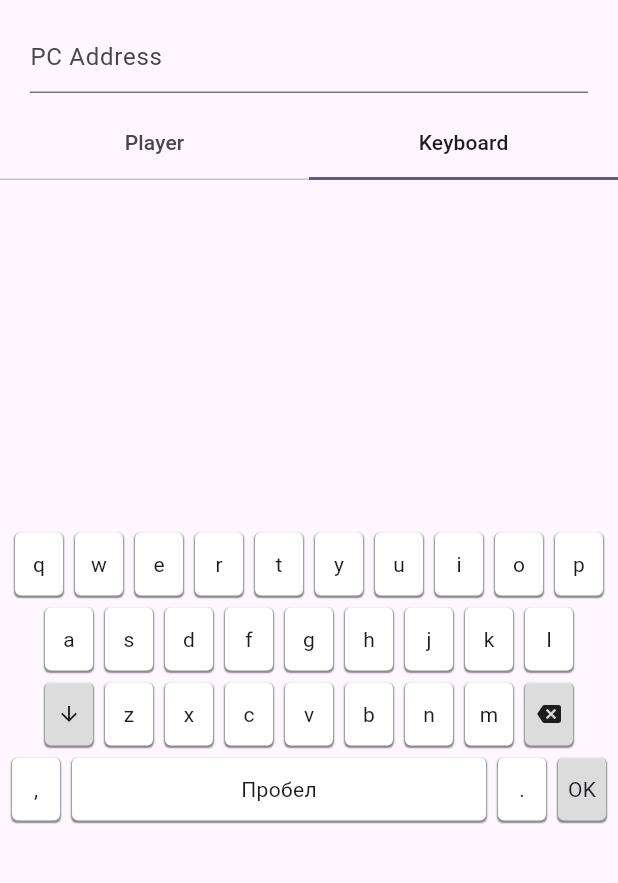
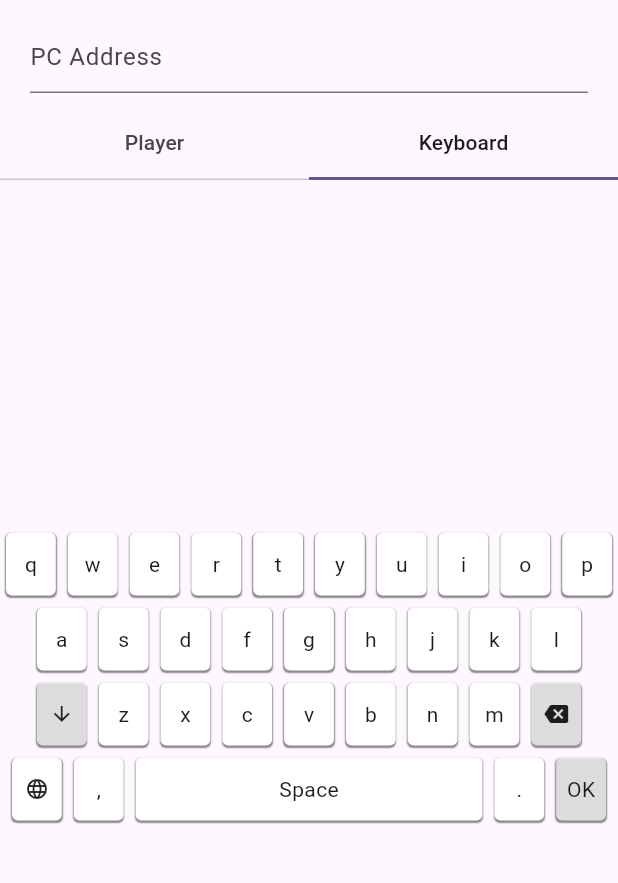
Before and after one commit to bytes7bytes7/remote_control, a Flutter app: the screen it shows after launch, tab 2 chosen, on a phone screen of 412 x 824 dp, the part 63-946 px from its top. Run offline on Flutter 3.47's test engine with Material 2 defaults, Android fonts, the phone set to English and light mode, and no system bars; our stand-ins replace dio, flutter_bloc, freezed_annotation.

Commit message:
add language

```diff
--- a/lib/bloc/keyboard/keyboard_bloc.dart
+++ b/lib/bloc/keyboard/keyboard_bloc.dart
@@ -2,6 +2,7 @@ import 'package:flutter_bloc/flutter_bloc.dart';
 import 'package:freezed_annotation/freezed_annotation.dart';
 
 import '../signal/signal_bloc.dart';
+import 'keyboard_language.dart';
 
 part 'keyboard_event.dart';
 
@@ -21,6 +22,7 @@ class KeyboardBloc extends Bloc<KeyboardEvent, KeyboardState> {
   ) : super(const KeyboardState()) {
     on<_TextEditedEvent>(_onTextEdited);
     on<_ShirtPressedEvent>(_onShiftPressed);
+    on<_LanguagePressedEvent>(_onLanguagePressed);
   }
 
   final SignalBloc _signalBloc;
@@ -58,4 +60,14 @@ class KeyboardBloc extends Bloc<KeyboardEvent, KeyboardState> {
 
     emit(state.copyWith(shiftState: newShiftState));
   }
+
+  void _onLanguagePressed(
+    _LanguagePressedEvent event,
+    Emitter<KeyboardState> emit,
+  ) {
+    final index = state.allLanguages.indexWhere((e) => e.code == state.language.code);
+    final next = state.allLanguages[(index + 1) % state.allLanguages.length];
+
+    emit(state.copyWith(language: next));
+  }
 }
--- a/lib/bloc/keyboard/keyboard_event.dart
+++ b/lib/bloc/keyboard/keyboard_event.dart
@@ -7,4 +7,6 @@ class KeyboardEvent with _$KeyboardEvent {
   }) = _TextEditedEvent;
 
   const factory KeyboardEvent.shirtPressed() = _ShirtPressedEvent;
+
+  const factory KeyboardEvent.languagePressed() = _LanguagePressedEvent;
 }
--- /dev/null
+++ b/lib/bloc/keyboard/keyboard_language.dart
@@ -0,0 +1,51 @@
+abstract class KeyboardLanguage {
+  const KeyboardLanguage();
+
+  String get code;
+
+  List<List<String>> get keys;
+
+  String get space;
+
+  String get submit;
+}
+
+class EnglishKeyboardLanguage implements KeyboardLanguage {
+  const EnglishKeyboardLanguage();
+
+  @override
+  String get code => 'en';
+
+  @override
+  List<List<String>> get keys => const [
+        ['q', 'w', 'e', 'r', 't', 'y', 'u', 'i', 'o', 'p'],
+        ['a', 's', 'd', 'f', 'g', 'h', 'j', 'k', 'l'],
+        ['z', 'x', 'c', 'v', 'b', 'n', 'm'],
+      ];
+
+  @override
+  String get space => 'Space';
+
+  @override
+  String get submit => 'OK';
+}
+
+class RussianKeyboardLanguage implements KeyboardLanguage {
+  const RussianKeyboardLanguage();
+
+  @override
+  String get code => 'ru';
+
+  @override
+  List<List<String>> get keys => const [
+        ['й', 'ц', 'у', 'к', 'е', 'н', 'г', 'ш', 'щ', 'з', 'х', 'ъ'],
+        ['ф', 'ы', 'в', 'а', 'п', 'р', 'о', 'л', 'д', 'ж', 'э'],
+        ['я', 'ч', 'с', 'м', 'и', 'т', 'ь', 'б', 'ю'],
+      ];
+
+  @override
+  String get space => 'Пробел';
+
+  @override
+  String get submit => 'ОК';
+}
--- a/lib/bloc/keyboard/keyboard_state.dart
+++ b/lib/bloc/keyboard/keyboard_state.dart
@@ -5,5 +5,11 @@ class KeyboardState with _$KeyboardState {
   const factory KeyboardState({
     @Default('') String text,
     @Default(ShiftState.off) shiftState,
+    @Default(EnglishKeyboardLanguage()) KeyboardLanguage language,
+    @Default([
+      EnglishKeyboardLanguage(),
+      RussianKeyboardLanguage(),
+    ])
+    List<KeyboardLanguage> allLanguages,
   }) = _KeyboardState;
 }
--- a/lib/widgets/keyboard_controls.dart
+++ b/lib/widgets/keyboard_controls.dart
@@ -1,3 +1,5 @@
+import 'dart:math';
+
 import 'package:flutter/material.dart';
 import 'package:flutter_bloc/flutter_bloc.dart';
 
@@ -7,7 +9,6 @@ import '../bloc/signal/signal_bloc.dart';
 
 const _iconSize = 16.0;
 const _keyHeight = 50.0;
-const _keyWidth = 40.0;
 const _keyMargin = 4.0;
 const _highlightBG = Colors.white70;
 
@@ -32,17 +33,25 @@ class _Body extends StatelessWidget {
   Widget build(BuildContext context) {
     final bloc = context.read<KeyboardBloc>();
 
+    return LayoutBuilder(
+      builder: (context, constraints) {
         return BlocBuilder<KeyboardBloc, KeyboardState>(
           builder: (context, state) {
-        var row1 = 'qwertyuiop';
-        var row2 = 'asdfghjkl';
-        var row3 = 'zxcvbnm';
+            final keys = state.language.keys;
+            final row1 = keys.isNotEmpty ? keys[0] : <String>[];
+            final row2 = keys.length > 1 ? keys[1] : <String>[];
+            final row3 = keys.length > 2 ? keys[2] : <String>[];
 
-        if (state.shiftState != ShiftState.off) {
-          row1 = row1.toUpperCase();
-          row2 = row2.toUpperCase();
-          row3 = row3.toUpperCase();
-        }
+            const row3FuncButtonsAmount = 2;
+
+            final maxWidth = constraints.maxWidth;
+            final maxItems = maxList([
+              row1.length,
+              row2.length,
+              row3.length + row3FuncButtonsAmount
+            ]);
+
+            final itemWidth = maxWidth / maxItems;
 
             return Center(
               child: ListView(
@@ -50,10 +59,15 @@ class _Body extends StatelessWidget {
                 children: [
                   Row(
                     mainAxisAlignment: MainAxisAlignment.center,
-                children: row1.split('').map(
+                    children: row1.map(
                       (e) {
                         return KeyboardButton(
-                      value: Text(e),
+                          value: Text(
+                            state.shiftState == ShiftState.off
+                                ? e
+                                : e.toUpperCase(),
+                          ),
+                          size: Size(itemWidth, _keyHeight),
                           onPressed: () {
                             bloc.add(KeyboardEvent.textEdited(text: e));
                           },
@@ -63,10 +77,15 @@ class _Body extends StatelessWidget {
                   ),
                   Row(
                     mainAxisAlignment: MainAxisAlignment.center,
-                children: row2.split('').map(
+                    children: row2.map(
                       (e) {
                         return KeyboardButton(
-                      value: Text(e),
+                          value: Text(
+                            state.shiftState == ShiftState.off
+                                ? e
+                                : e.toUpperCase(),
+                          ),
+                          size: Size(itemWidth, _keyHeight),
                           onPressed: () {
                             bloc.add(KeyboardEvent.textEdited(text: e));
                           },
@@ -87,6 +106,7 @@ class _Body extends StatelessWidget {
                               : null,
                           size: _iconSize,
                         ),
+                        size: Size(itemWidth, _keyHeight),
                         background: state.shiftState == ShiftState.permanent
                             ? Colors.lightBlueAccent
                             : _highlightBG,
@@ -94,10 +114,15 @@ class _Body extends StatelessWidget {
                           bloc.add(const KeyboardEvent.shirtPressed());
                         },
                       ),
-                  ...row3.split('').map(
+                      ...row3.map(
                         (e) {
                           return KeyboardButton(
-                        value: Text(e),
+                            value: Text(
+                              state.shiftState == ShiftState.off
+                                  ? e
+                                  : e.toUpperCase(),
+                            ),
+                            size: Size(itemWidth, _keyHeight),
                             onPressed: () {
                               bloc.add(KeyboardEvent.textEdited(text: e));
                             },
@@ -109,6 +134,7 @@ class _Body extends StatelessWidget {
                           Icons.backspace,
                           size: _iconSize,
                         ),
+                        size: Size(itemWidth, _keyHeight),
                         background: _highlightBG,
                         onPressed: () {
                           bloc.add(
@@ -127,14 +153,25 @@ class _Body extends StatelessWidget {
                         width: _keyMargin,
                       ),
                       KeyboardButton(
+                        value: const Icon(
+                          Icons.language,
+                          size: _iconSize,
+                        ),
+                        size: Size(itemWidth, _keyHeight),
+                        onPressed: () {
+                          bloc.add(const KeyboardEvent.languagePressed());
+                        },
+                      ),
+                      KeyboardButton(
                         value: const Text(','),
+                        size: Size(itemWidth, _keyHeight),
                         onPressed: () {
                           bloc.add(const KeyboardEvent.textEdited(text: ','));
                         },
                       ),
                       Expanded(
                         child: KeyboardButton(
-                      value: const Text('Пробел'),
+                          value: Text(state.language.space),
                           size: const Size.fromHeight(_keyHeight),
                           onPressed: () {
                             bloc.add(const KeyboardEvent.textEdited(text: ' '));
@@ -143,12 +180,14 @@ class _Body extends StatelessWidget {
                       ),
                       KeyboardButton(
                         value: const Text('.'),
+                        size: Size(itemWidth, _keyHeight),
                         onPressed: () {
                           bloc.add(const KeyboardEvent.textEdited(text: '.'));
                         },
                       ),
                       KeyboardButton(
-                    value: const Text('OK'),
+                        value: Text(state.language.submit),
+                        size: Size(itemWidth, _keyHeight),
                         background: _highlightBG,
                         onPressed: () {
                           bloc.add(
@@ -168,6 +207,8 @@ class _Body extends StatelessWidget {
             );
           },
         );
+      },
+    );
   }
 }
 
@@ -176,32 +217,20 @@ class KeyboardButton extends StatelessWidget {
     super.key,
     required this.value,
     required this.onPressed,
+    required this.size,
     this.background,
-    this.size,
   });
 
   final Widget value;
   final VoidCallback onPressed;
   final Color? background;
-  final Size? size;
+  final Size size;
 
   @override
   Widget build(BuildContext context) {
-    late final double height;
-    late final double width;
-
-    final s = size;
-    if (s != null) {
-      height = s.height;
-      width = s.width;
-    } else {
-      height = _keyHeight;
-      width = _keyWidth;
-    }
-
     return SizedBox(
-      height: height,
-      width: width,
+      height: size.height,
+      width: size.width,
       child: Padding(
         padding: const EdgeInsets.all(_keyMargin),
         child: DecoratedBox(
@@ -234,3 +263,17 @@ class KeyboardButton extends StatelessWidget {
     );
   }
 }
+
+int maxList(List<int> list) {
+  if (list.isEmpty) {
+    throw Exception('List is empty');
+  }
+
+  var res = list.first;
+
+  for (var i = 1; i < list.length; i++) {
+    res = max(res, list[i]);
+  }
+
+  return res;
+}
```
Also changed, not shown: lib/bloc/keyboard/keyboard_bloc.freezed.dart. Lines whose indentation alone changed are shown as unchanged.
